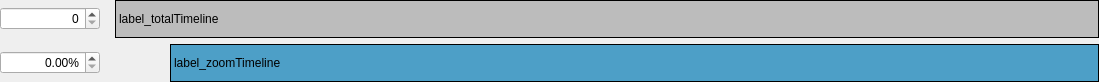
Above: iVS3D/src/iVS3D-core/view/timeline.ui from iVS3D/iVS3D before the change. Below: the same form after it.
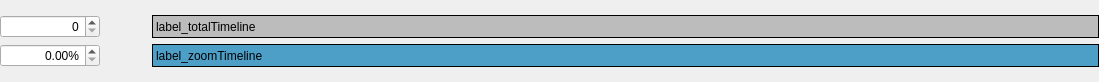
That is the form after the change. Icons and pictures are not drawn. Custom widgets are drawn as their Qt base class.

Commit message:
enhanced timeline apperance
- corrected timeline indentation

- changed apperance of outofbound frames

```diff
--- a/iVS3D/src/iVS3D-core/view/timeline.ui
+++ b/iVS3D/src/iVS3D-core/view/timeline.ui
@@ -27,96 +27,32 @@
     <number>0</number>
    </property>
    <item>
-    <widget class="QWidget" name="hWidget_total" native="true">
-     <layout class="QHBoxLayout" name="hLayout_total">
-      <property name="spacing">
-       <number>15</number>
-      </property>
-      <property name="leftMargin">
-       <number>0</number>
-      </property>
-      <property name="topMargin">
-       <number>0</number>
-      </property>
-      <property name="rightMargin">
-       <number>0</number>
-      </property>
-      <property name="bottomMargin">
-       <number>0</number>
-      </property>
-      <item>
-       <widget class="QSpinBox" name="spinBox_index">
-        <property name="sizePolicy">
-         <sizepolicy hsizetype="Fixed" vsizetype="Fixed">
-          <horstretch>0</horstretch>
-          <verstretch>0</verstretch>
-         </sizepolicy>
-        </property>
-        <property name="minimumSize">
-         <size>
-          <width>100</width>
-          <height>0</height>
-         </size>
-        </property>
-        <property name="maximumSize">
-         <size>
-          <width>100</width>
-          <height>16777215</height>
-         </size>
-        </property>
-        <property name="toolTip">
-         <string>Current image index</string>
-        </property>
-        <property name="alignment">
-         <set>Qt::AlignRight|Qt::AlignTrailing|Qt::AlignVCenter</set>
-        </property>
-       </widget>
-      </item>
-      <item>
-       <widget class="TimelineLabel" name="label_totalTimeline">
-        <property name="sizePolicy">
-         <sizepolicy hsizetype="Ignored" vsizetype="Ignored">
-          <horstretch>0</horstretch>
-          <verstretch>0</verstretch>
-         </sizepolicy>
-        </property>
-        <property name="styleSheet">
-         <string notr="true">background-color: rgb(188, 188, 188);
-border-width: 1px;
-border-style: solid;
-border-color: black;</string>
-        </property>
-        <property name="frameShape">
-         <enum>QFrame::Box</enum>
-        </property>
-        <property name="text">
-         <string>label_totalTimeline</string>
-        </property>
-       </widget>
-      </item>
-     </layout>
-    </widget>
-   </item>
-   <item>
-    <widget class="QWidget" name="hWidget_zoom" native="true">
-     <layout class="QHBoxLayout" name="hLayout_zoom">
-      <property name="spacing">
-       <number>15</number>
-      </property>
-      <property name="leftMargin">
-       <number>0</number>
-      </property>
-      <property name="topMargin">
-       <number>0</number>
-      </property>
-      <property name="rightMargin">
-       <number>0</number>
-      </property>
-      <property name="bottomMargin">
-       <number>0</number>
-      </property>
-      <item>
-       <widget class="QDoubleSpinBox" name="spinBox_zoom">
+    <layout class="QGridLayout" name="gridLayout">
+     <item row="1" column="1">
+      <widget class="QPushButton" name="pushButton">
+       <property name="enabled">
+        <bool>false</bool>
+       </property>
+       <property name="sizePolicy">
+        <sizepolicy hsizetype="Fixed" vsizetype="Fixed">
+         <horstretch>0</horstretch>
+         <verstretch>0</verstretch>
+        </sizepolicy>
+       </property>
+       <property name="text">
+        <string/>
+       </property>
+       <property name="icon">
+        <iconset resource="../resources.qrc">
+         <normaloff>:/icons/magnifierIconBW</normaloff>:/icons/magnifierIconBW</iconset>
+       </property>
+       <property name="flat">
+        <bool>true</bool>
+       </property>
+      </widget>
+     </item>
+     <item row="1" column="0">
+      <widget class="QDoubleSpinBox" name="spinBox_zoom">
         <property name="minimumSize">
          <size>
           <width>100</width>
@@ -148,32 +84,37 @@
          <double>0.100000000000000</double>
         </property>
        </widget>
-      </item>
-      <item>
-       <widget class="QPushButton" name="pushButton">
-        <property name="enabled">
-         <bool>false</bool>
-        </property>
+     </item>
+     <item row="0" column="0">
+      <widget class="QSpinBox" name="spinBox_index">
         <property name="sizePolicy">
          <sizepolicy hsizetype="Fixed" vsizetype="Fixed">
           <horstretch>0</horstretch>
           <verstretch>0</verstretch>
          </sizepolicy>
         </property>
-        <property name="text">
-         <string/>
+        <property name="minimumSize">
+         <size>
+          <width>100</width>
+          <height>0</height>
+         </size>
         </property>
-        <property name="icon">
-         <iconset resource="../resources.qrc">
-          <normaloff>:/icons/magnifierIconBW</normaloff>:/icons/magnifierIconBW</iconset>
+        <property name="maximumSize">
+         <size>
+          <width>100</width>
+          <height>16777215</height>
+         </size>
         </property>
-        <property name="flat">
-         <bool>true</bool>
+        <property name="toolTip">
+         <string>Current image index</string>
+        </property>
+        <property name="alignment">
+         <set>Qt::AlignRight|Qt::AlignTrailing|Qt::AlignVCenter</set>
         </property>
        </widget>
-      </item>
-      <item>
-       <widget class="TimelineLabel" name="label_zoomTimeline">
+     </item>
+     <item row="1" column="2">
+      <widget class="TimelineLabel" name="label_zoomTimeline">
         <property name="sizePolicy">
          <sizepolicy hsizetype="Ignored" vsizetype="Ignored">
           <horstretch>0</horstretch>
@@ -196,9 +137,30 @@
          <string>label_zoomTimeline</string>
         </property>
        </widget>
-      </item>
-     </layout>
-    </widget>
+     </item>
+     <item row="0" column="2">
+      <widget class="TimelineLabel" name="label_totalTimeline">
+        <property name="sizePolicy">
+         <sizepolicy hsizetype="Ignored" vsizetype="Ignored">
+          <horstretch>0</horstretch>
+          <verstretch>0</verstretch>
+         </sizepolicy>
+        </property>
+        <property name="styleSheet">
+         <string notr="true">background-color: rgb(188, 188, 188);
+border-width: 1px;
+border-style: solid;
+border-color: black;</string>
+        </property>
+        <property name="frameShape">
+         <enum>QFrame::Box</enum>
+        </property>
+        <property name="text">
+         <string>label_totalTimeline</string>
+        </property>
+       </widget>
+     </item>
+    </layout>
    </item>
   </layout>
  </widget>
```
Left out of the diff: 2 changed lines with no effect on the pictures. The commit also changes 3 other files.
